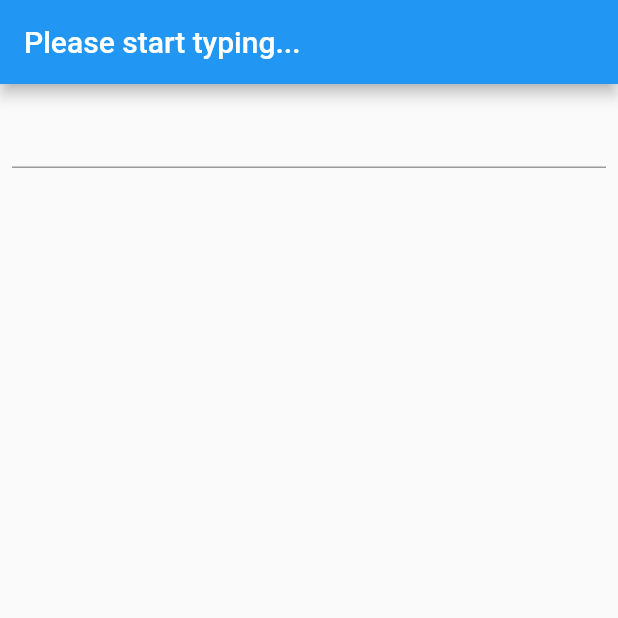
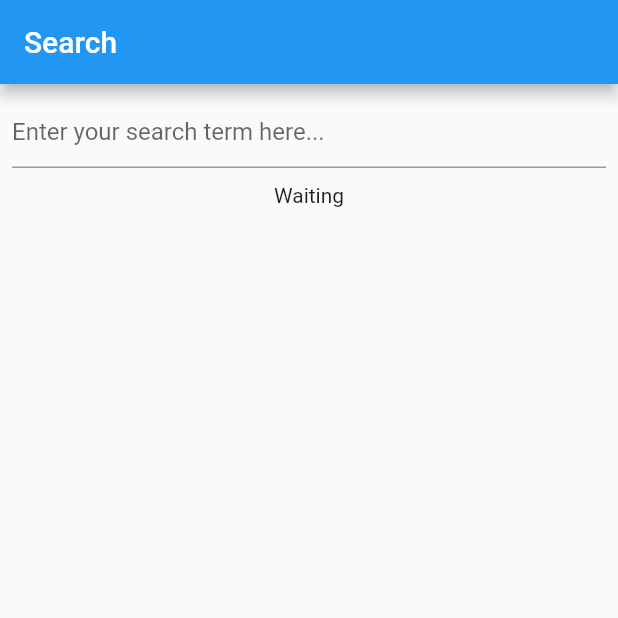
Before and after one commit to ruqaiyasattar/addcontactpp-rxdart, a Flutter app: the screen it shows after launch, on a phone screen of 412 x 824 dp, the top half of it. Run offline on Flutter 3.47's test engine with Material 2 defaults, Android fonts, the phone set to English and light mode, and no system bars; our stand-ins replace rxdart.

Commit message:
added example 2

```diff
--- /dev/null
+++ b/lib/bloc/api.dart
@@ -0,0 +1,74 @@
+import 'dart:convert';
+import 'dart:io';
+import 'package:rxdart_demoapp/models/animals.dart';
+import 'package:rxdart_demoapp/models/person.dart';
+import 'package:rxdart_demoapp/models/things.dart';
+
+typedef SearchTerm = String;
+
+class Api {
+  List<Animal>? _animals;
+  List<Person>? _persons;
+  Api();
+
+  Future<List<Thing>> search(SearchTerm searchTerm) async {
+    final term = searchTerm.trim().toLowerCase();
+
+    // search in the cache
+    final cachedResults = _extractThingsUsingSearchTerm(term);
+    if (cachedResults != null) {
+      return cachedResults;
+    }
+
+    // we don't have the values cached, let's call APIs
+
+    // start by calling persons api
+    final persons = await _getJson('http://192.168.2.108:8080/persons.json')
+        .then((json) => json.map((value) => Person.fromJson(value)));
+    _persons = persons.toList();
+
+    // start by calling persons api
+    final animals = await _getJson('http://192.168.2.108:8080/animals.json')
+        .then((json) => json.map((value) => Animal.fromJson(value)));
+    _animals = animals.toList();
+
+    return _extractThingsUsingSearchTerm(term) ?? [];
+  }
+
+  List<Thing>? _extractThingsUsingSearchTerm(SearchTerm term) {
+    final cachedAnimals = _animals;
+    final cachedPersons = _persons;
+    if (cachedAnimals != null && cachedPersons != null) {
+      List<Thing> result = [];
+      // go through animals
+      for (final animal in cachedAnimals) {
+        if (animal.name.trimmedContains(term) ||
+            animal.type.name.trimmedContains(term)) {
+          result.add(animal);
+        }
+      }
+      // go through persons
+      for (final person in cachedPersons) {
+        if (person.name.trimmedContains(term) ||
+            person.age.toString().trimmedContains(term)) {
+          result.add(person);
+        }
+      }
+      return result;
+    } else {
+      return null;
+    }
+  }
+
+  Future<List<dynamic>> _getJson(String url) => HttpClient()
+      .getUrl(Uri.parse(url))
+      .then((req) => req.close())
+      .then((response) => response.transform(utf8.decoder).join())
+      .then((jsonString) => json.decode(jsonString) as List<dynamic>);
+}
+
+extension TrimmedCaseInsensitiveContain on String {
+  bool trimmedContains(String other) => trim().toLowerCase().contains(
+    other.trim().toLowerCase(),
+  );
+}
--- /dev/null
+++ b/lib/bloc/search_bloc.dart
@@ -0,0 +1,49 @@
+import 'package:flutter/foundation.dart' show immutable;
+import 'package:rxdart/rxdart.dart';
+import 'package:rxdart_demoapp/bloc/api.dart';
+import 'package:rxdart_demoapp/bloc/search_result.dart';
+
+@immutable
+class SearchBloc {
+  final Sink<String> search;
+  final Stream<SearchResult?> results;
+
+  void dispose() {
+    search.close();
+  }
+
+  factory SearchBloc({required Api api}) {
+    final textChanges = BehaviorSubject<String>();
+
+    final results = textChanges
+        .distinct()
+        .debounceTime(const Duration(milliseconds: 300))
+        .switchMap<SearchResult?>((String searchTerm) {
+      if (searchTerm.isEmpty) {
+        // search is empty
+        return Stream<SearchResult?>.value(null);
+      } else {
+        return Rx.fromCallable(() => api.search(searchTerm))
+            .delay(const Duration(seconds: 1))
+            .map(
+              (results) => results.isEmpty
+              ? const SearchResultNoResult()
+              : SearchResultWithResults(results),
+        )
+            .startWith(const SearchResultLoading())
+            .onErrorReturnWith((error, _) => SearchResultHasError(error));
+      }
+    });
+
+    return SearchBloc._(
+      search: textChanges.sink,
+      results: results,
+    );
+  }
+
+  const SearchBloc._({
+    required this.search,
+    required this.results,
+  });
+
+}
--- /dev/null
+++ b/lib/bloc/search_result.dart
@@ -0,0 +1,29 @@
+import 'package:flutter/foundation.dart' show immutable;
+import 'package:rxdart_demoapp/models/things.dart';
+
+@immutable
+abstract class SearchResult {
+  const SearchResult();
+}
+
+@immutable
+class SearchResultLoading implements SearchResult {
+  const SearchResultLoading();
+}
+
+@immutable
+class SearchResultNoResult implements SearchResult {
+  const SearchResultNoResult();
+}
+
+@immutable
+class SearchResultHasError implements SearchResult {
+  final Object error;
+  const SearchResultHasError(this.error);
+}
+
+@immutable
+class SearchResultWithResults implements SearchResult {
+  final List<Thing> results;
+  const SearchResultWithResults(this.results);
+}
--- a/lib/main.dart
+++ b/lib/main.dart
@@ -1,58 +1,25 @@
 import 'package:flutter/material.dart';
-import 'package:flutter_hooks/flutter_hooks.dart';
-import 'package:rxdart/rxdart.dart';
+import 'package:rxdart_demoapp/views/home_page.dart';
 
 void main() {
   runApp(
-    MaterialApp(
-      title: 'Flutter Demo',
-      theme: ThemeData(
-        primarySwatch: Colors.blue
-      ),
-      home: const HomePage(),
-    ),
+    const App(),
   );
 }
 
-class HomePage extends HookWidget {
-  const HomePage({Key? key}) : super(key: key);
+class App extends StatelessWidget {
+  const App({
+    Key? key,
+  }) : super(key: key);
 
-  // This widget is the root of your application.
   @override
   Widget build(BuildContext context) {
-
-    //create a subject behavior object, everytime the widget is rebuilt
-    final subject = useMemoized(
-          () => BehaviorSubject<String>(),
-          [key],
-    );
-
-    //dispose of the old obj, everytime the widget is rebuilt
-    useEffect(
-            () => subject.close,
-            [subject],
-    );
-
-    return Scaffold(
-     appBar: AppBar(
-       title: StreamBuilder<String>(
-         initialData: 'Please start typing...',
-         stream: subject.stream
-             .distinct()
-             .debounceTime(const Duration(seconds: 1),
-         ),
-         builder: (context, snapshot){
-           return Text(snapshot.requireData);
-         },
-       ),
-     ),
-      body: Padding(
-        padding: const EdgeInsets.all(8.0),
-        child: TextField(
-          onChanged: subject.sink.add,
-
-        ),
+    return MaterialApp(
+      theme: ThemeData(
+        primarySwatch: Colors.blue,
       ),
+      debugShowCheckedModeBanner: false,
+      home: const HomePage(),
     );
   }
 }
--- /dev/null
+++ b/lib/models/animals.dart
@@ -0,0 +1,38 @@
+import 'package:flutter/foundation.dart' show immutable;
+import 'package:rxdart_demoapp/models/things.dart';
+
+enum AnimalType { dog, cat, rabbit, unknown }
+
+@immutable
+class Animal extends Thing {
+  final AnimalType type;
+
+  const Animal({
+    required String name,
+    required this.type,
+  }) : super(name: name);
+
+  @override
+  String toString() => 'Animal, name: $name, type: $type';
+
+  factory Animal.fromJson(Map<String, dynamic> json) {
+    final AnimalType animalType;
+    switch ((json["type"] as String).toLowerCase().trim()) {
+      case "rabbit":
+        animalType = AnimalType.rabbit;
+        break;
+      case "dog":
+        animalType = AnimalType.dog;
+        break;
+      case "cat":
+        animalType = AnimalType.cat;
+        break;
+      default:
+        animalType = AnimalType.unknown;
+    }
+    return Animal(
+      name: json["name"] as String,
+      type: animalType,
+    );
+  }
+}
--- /dev/null
+++ b/lib/models/person.dart
@@ -0,0 +1,19 @@
+import 'package:flutter/foundation.dart' show immutable;
+import 'package:rxdart_demoapp/models/things.dart';
+
+@immutable
+class Person extends Thing {
+  final int age;
+
+  const Person({
+    required String name,
+    required this.age,
+  }) : super(name: name);
+
+  @override
+  String toString() => 'Person, name: $name, age: $age';
+
+  Person.fromJson(Map<String, dynamic> json)
+      : age = json["age"] as int,
+        super(name: json["name"] as String);
+}
--- /dev/null
+++ b/lib/models/things.dart
@@ -0,0 +1,10 @@
+import 'package:flutter/foundation.dart' show immutable;
+
+@immutable
+class Thing {
+  final String name;
+
+  const Thing({
+    required this.name,
+  });
+}
--- /dev/null
+++ b/lib/views/home_page.dart
@@ -0,0 +1,55 @@
+import 'package:flutter/material.dart';
+import 'package:rxdart_demoapp/bloc/api.dart';
+import 'package:rxdart_demoapp/bloc/search_bloc.dart';
+import 'package:rxdart_demoapp/views/search_result_view.dart';
+
+class HomePage extends StatefulWidget {
+  const HomePage({Key? key}) : super(key: key);
+
+  @override
+  State<HomePage> createState() => _HomePageState();
+}
+
+class _HomePageState extends State<HomePage> {
+  late final SearchBloc _bloc;
+
+  @override
+  void initState() {
+    super.initState();
+    _bloc = SearchBloc(api: Api());
+  }
+
+  @override
+  void dispose() {
+    _bloc.dispose();
+    super.dispose();
+  }
+
+  @override
+  Widget build(BuildContext context) {
+    return Scaffold(
+      appBar: AppBar(
+        title: const Text('Search'),
+      ),
+      body: Padding(
+        padding: const EdgeInsets.all(8.0),
+        child: Column(
+          children: [
+            TextField(
+              decoration: const InputDecoration(
+                hintText: 'Enter your search term here...',
+              ),
+              onChanged: _bloc.search.add,
+            ),
+            const SizedBox(
+              height: 10,
+            ),
+            SearchResultView(
+              searchResult: _bloc.results,
+            ),
+          ],
+        ),
+      ),
+    );
+  }
+}
--- /dev/null
+++ b/lib/views/search_result_view.dart
@@ -0,0 +1,63 @@
+import 'package:flutter/material.dart';
+import 'package:rxdart_demoapp/bloc/search_result.dart';
+import 'package:rxdart_demoapp/models/animals.dart';
+import 'package:rxdart_demoapp/models/person.dart';
+
+class SearchResultView extends StatelessWidget {
+
+  final Stream<SearchResult?> searchResult;
+
+  const SearchResultView({
+    Key? key,
+    required this.searchResult,
+  }) : super(key: key);
+
+  @override
+  Widget build(BuildContext context) {
+    return StreamBuilder<SearchResult?>(
+      stream: searchResult,
+      builder: (context, snapshot) {
+        if (snapshot.hasData) {
+          final result = snapshot.data;
+          if (result is SearchResultHasError) {
+            return const Text('Got error');
+          } else if (result is SearchResultLoading) {
+            return const CircularProgressIndicator();
+          } else if (result is SearchResultNoResult) {
+            return const Text(
+              'No results found for your search term. Try with another one!',
+            );
+          } else if (result is SearchResultWithResults) {
+            final results = result.results;
+            return Expanded(
+              child: ListView.builder(
+                itemCount: results.length,
+                itemBuilder: (context, index) {
+                  final item = results[index];
+                  final String title;
+                  if (item is Animal) {
+                    title = 'Animal';
+                  } else if (item is Person) {
+                    title = 'Person';
+                  } else {
+                    title = 'Unknown';
+                  }
+                  return ListTile(
+                    title: Text(title),
+                    subtitle: Text(
+                      item.toString(),
+                    ),
+                  );
+                },
+              ),
+            );
+          } else {
+            return const Text('Unknown state!');
+          }
+        } else {
+          return const Text('Waiting');
+        }
+      },
+    );
+  }
+}
--- a/pubspec.yaml
+++ b/pubspec.yaml
@@ -37,7 +37,6 @@ dependencies:
   # Use with the CupertinoIcons class for iOS style icons.
   cupertino_icons: ^1.0.5
   rxdart: ^0.27.5
-  flutter_hooks: ^0.18.5+1
 
 dev_dependencies:
   flutter_test:
```
Also changed, not shown: apis/animals.json (added, +14 -0 lines), apis/persons.json (added, +14 -0 lines), pubspec.lock, 1 other file.
